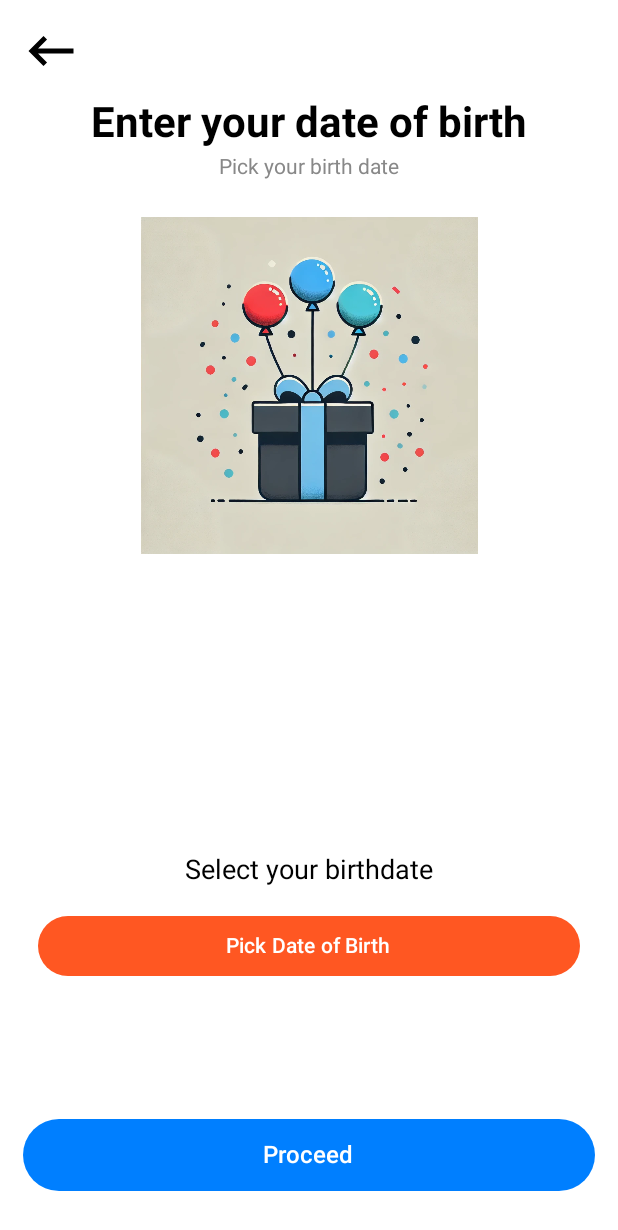
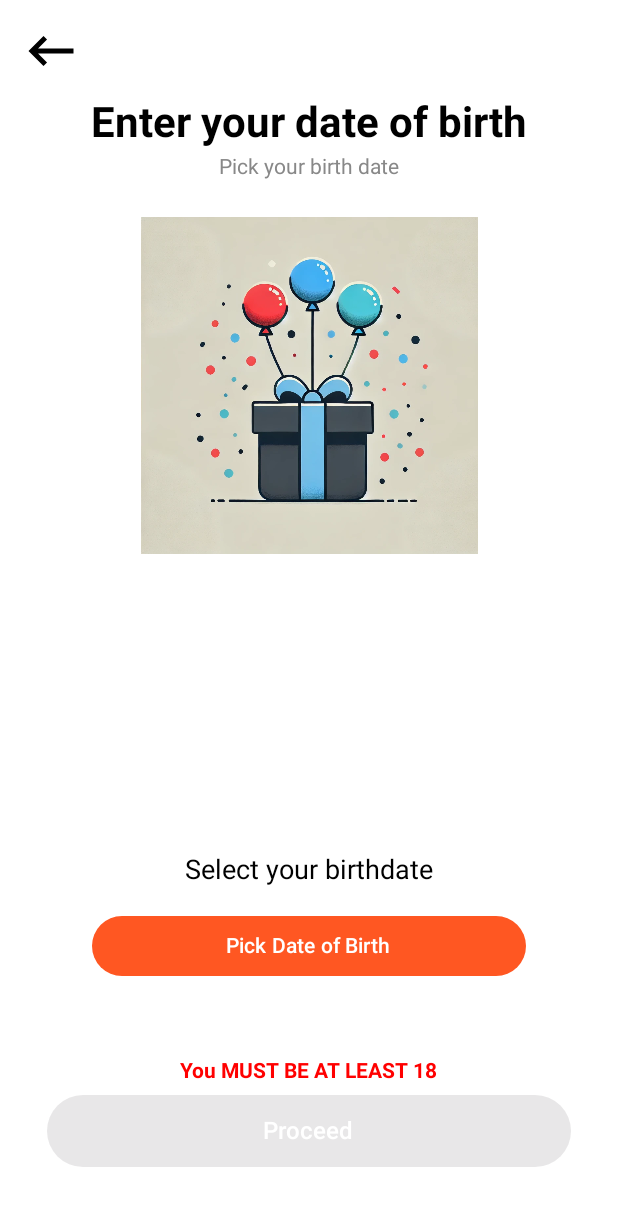
Before and after one commit to KrystianKubicaHub/UltimateChat, an Android app built with Jetpack Compose: the RegisterView screen opened through its navigation route, after a tap on "Skip", on a phone screen of 412 x 824 dp. Shown: the top 1230 px of the screen. Run offline under Robolectric (Android 15) with nearby library versions, the phone set to English and light mode, and no system bars; our stand-ins replace Firebase (no records; nobody signed in at launch, a user with empty details on screens opened directly); 9 statements that could not run were skipped; 1 other tap on this screen came first.

Commit message:
tworzenie kont urzytkownika

```diff
--- a/app/build.gradle.kts
+++ b/app/build.gradle.kts
@@ -64,6 +64,7 @@ dependencies {
     implementation("com.google.firebase:firebase-database:21.0.0")
     implementation("androidx.navigation:navigation-compose:2.8.2")
     implementation("com.google.firebase:firebase-auth-ktx:23.0.0")
+    implementation("com.google.firebase:firebase-storage-ktx:21.0.1")
     testImplementation("junit:junit:4.13.2")
     androidTestImplementation("androidx.test.ext:junit:1.1.5")
     androidTestImplementation("androidx.test.espresso:espresso-core:3.5.1")
--- a/app/src/main/java/project/ultimatechat/Composables/LoginAndRegistration/ContinueButton.kt
+++ b/app/src/main/java/project/ultimatechat/Composables/LoginAndRegistration/ContinueButton.kt
@@ -1,5 +1,6 @@
 package project.ultimatechat.Composables.LoginAndRegistration
 
+import androidx.compose.foundation.layout.Column
 import androidx.compose.foundation.layout.fillMaxWidth
 import androidx.compose.foundation.layout.height
 import androidx.compose.foundation.layout.padding
@@ -8,8 +9,11 @@ import androidx.compose.material3.ButtonDefaults
 import androidx.compose.material3.Text
 import androidx.compose.runtime.Composable
 import androidx.compose.runtime.MutableIntState
+import androidx.compose.runtime.MutableState
+import androidx.compose.ui.Alignment
 import androidx.compose.ui.Modifier
 import androidx.compose.ui.graphics.Color
+import androidx.compose.ui.text.font.FontWeight
 import androidx.compose.ui.unit.dp
 import androidx.compose.ui.unit.sp
 
@@ -26,3 +30,35 @@ fun ContinueButton(VIEW_OPTION: MutableIntState){
         Text("Proceed", color = Color.White, fontSize = 16.sp)
     }
 }
+@Composable
+fun DisabledContinueButton(errorMessage: MutableState<String>) {
+
+    Column(
+        modifier = Modifier
+            .fillMaxWidth()
+            .padding(16.dp),
+        horizontalAlignment = Alignment.CenterHorizontally
+    ) {
+        if (errorMessage.value.isNotEmpty()) {
+            Text(
+                text = errorMessage.value,
+                color = Color.Red,
+                fontSize = 14.sp,
+                fontWeight = FontWeight.Bold,
+                modifier = Modifier.padding(bottom = 8.dp)
+            )
+        }
+
+        Button(
+            onClick = {},
+            modifier = Modifier
+                .fillMaxWidth()
+                .height(48.dp)
+                .padding(horizontal = 15.dp),
+            colors = ButtonDefaults.buttonColors(containerColor = Color(0xFF6F6F6F)),
+            enabled = false
+        ) {
+            Text("Proceed", color = Color.White, fontSize = 16.sp)
+        }
+    }
+}
--- a/app/src/main/java/project/ultimatechat/Composables/LoginAndRegistration/DateOfBirth.kt
+++ b/app/src/main/java/project/ultimatechat/Composables/LoginAndRegistration/DateOfBirth.kt
@@ -1,8 +1,6 @@
 import android.app.DatePickerDialog
-import androidx.compose.foundation.Image
 import androidx.compose.foundation.background
 import androidx.compose.foundation.layout.*
-import androidx.compose.foundation.shape.CircleShape
 import androidx.compose.material3.Button
 import androidx.compose.material3.ButtonDefaults
 import androidx.compose.material3.Text
@@ -10,33 +8,32 @@ import androidx.compose.runtime.*
 import androidx.compose.ui.Alignment
 import androidx.compose.ui.Modifier
 import androidx.compose.ui.graphics.Color
-import androidx.compose.ui.layout.ContentScale
 import androidx.compose.ui.platform.LocalContext
-import androidx.compose.ui.res.painterResource
 import androidx.compose.ui.unit.dp
 import androidx.compose.ui.unit.sp
-import androidx.navigation.NavHostController
-import project.ultimatechat.Composables.LoginAndRegistration.ContinueButton
-import project.ultimatechat.R
 import java.util.*
 
 @Composable
-fun DateOfBirth() {
+fun DateOfBirth(selectedDateOfBirth: MutableState<Calendar>) {
 
     var selectedDate by remember { mutableStateOf("Select your birthdate") }
     val context = LocalContext.current
 
-    val calendar = Calendar.getInstance()
-    val year = calendar.get(Calendar.YEAR)
-    val month = calendar.get(Calendar.MONTH)
-    val day = calendar.get(Calendar.DAY_OF_MONTH)
+    val year = selectedDateOfBirth.value.get(Calendar.YEAR)
+    val month = selectedDateOfBirth.value.get(Calendar.MONTH)
+    val day = selectedDateOfBirth.value.get(Calendar.DAY_OF_MONTH)
 
     val datePickerDialog = DatePickerDialog(
         context,
         { _, selectedYear, selectedMonth, selectedDay ->
-            selectedDate = "$selectedDay/${selectedMonth + 1}/$selectedYear"
+            selectedDate = String.format("%02d/%02d/%d", selectedDay, selectedMonth + 1, selectedYear)
+            // Create a new Calendar instance and update selectedDateOfBirth
+            selectedDateOfBirth.value = Calendar.getInstance().apply {
+                set(selectedYear, selectedMonth, selectedDay)
+            }
         }, year, month, day
     )
+
 
     Column(
         modifier = Modifier
@@ -45,14 +42,15 @@ fun DateOfBirth() {
         horizontalAlignment = Alignment.CenterHorizontally,
         verticalArrangement = Arrangement.Center
     ) {
-
         Text(text = selectedDate, fontSize = 18.sp)
 
         Spacer(modifier = Modifier.height(16.dp))
 
-        Button(onClick = { datePickerDialog.show() },
+        Button(
+            onClick = { datePickerDialog.show() },
             colors = ButtonDefaults.buttonColors(containerColor = Color(0xFFFF5722)),
-            modifier = Modifier.fillMaxWidth()
+            modifier = Modifier
+                .fillMaxWidth(0.8f)
         ) {
             Text(text = "Pick Date of Birth")
         }
--- a/app/src/main/java/project/ultimatechat/Composables/LoginAndRegistration/EnterNickName.kt
+++ b/app/src/main/java/project/ultimatechat/Composables/LoginAndRegistration/EnterNickName.kt
@@ -8,15 +8,12 @@ import androidx.compose.foundation.layout.Spacer
 import androidx.compose.foundation.layout.fillMaxSize
 import androidx.compose.foundation.layout.fillMaxWidth
 import androidx.compose.foundation.layout.height
-import androidx.compose.foundation.layout.padding
-import androidx.compose.material3.Button
-import androidx.compose.material3.ButtonDefaults
 import androidx.compose.material3.ExperimentalMaterial3Api
 import androidx.compose.material3.OutlinedTextField
 import androidx.compose.material3.Text
 import androidx.compose.material3.TextFieldDefaults
 import androidx.compose.runtime.Composable
-import androidx.compose.runtime.MutableIntState
+import androidx.compose.runtime.MutableState
 import androidx.compose.runtime.mutableStateOf
 import androidx.compose.runtime.remember
 import androidx.compose.ui.Alignment
@@ -27,12 +24,10 @@ import androidx.compose.ui.input.pointer.pointerInput
 import androidx.compose.ui.platform.LocalSoftwareKeyboardController
 import androidx.compose.ui.unit.dp
 import androidx.compose.ui.unit.sp
-import androidx.navigation.NavHostController
 
 @OptIn(ExperimentalMaterial3Api::class, ExperimentalComposeUiApi::class)
 @Composable
-fun EnterNickName() {
-    val nickname = remember { mutableStateOf("") }
+fun EnterNickName(typedUsername: MutableState<String>) {
     val nicknameError = remember { mutableStateOf("") }
     val keyboardController = LocalSoftwareKeyboardController.current
 
@@ -51,9 +46,9 @@ fun EnterNickName() {
 
 
         OutlinedTextField(
-            value = nickname.value,
+            value = typedUsername.value,
             onValueChange = {
-                nickname.value = it
+                typedUsername.value = it
                 nicknameError.value = if (it.length < 3) "Nickname is too short" else ""
             },
             label = { Text("Nickname") },
--- a/app/src/main/java/project/ultimatechat/Composables/LoginAndRegistration/RegisterView.kt
+++ b/app/src/main/java/project/ultimatechat/Composables/LoginAndRegistration/RegisterView.kt
@@ -40,6 +40,7 @@ import androidx.compose.ui.unit.sp
 import androidx.navigation.NavHostController
 import project.ultimatechat.AuthServices
 import project.ultimatechat.R
+import java.util.Calendar
 
 @Composable
 fun RegisterView(navController: NavHostController) {
@@ -48,9 +49,19 @@ fun RegisterView(navController: NavHostController) {
     val TITLE = remember {mutableStateOf("Enter your nickname")}
     val SUBTITLE = remember { mutableStateOf("Nickname might be your name and last name, but i doesn't have to") }
     val IMAGE = remember { mutableIntStateOf(R.drawable.enter_nick_name) }
-    val SELECTED_IMAGE = remember{ mutableStateOf("") }
     val selectedImageBitmap = remember { mutableStateOf<Bitmap?>(null) }
     val context = LocalContext.current
+
+
+    val typedNickname = remember{mutableStateOf("")}
+    val selectedDateOfBirth = remember {mutableStateOf(Calendar.getInstance())}
+    val userHasSelectedEmail = remember {mutableStateOf(false)}
+    val typedEmail = remember {mutableStateOf("")}
+    val typedPhoneNumber = remember {mutableStateOf("")}
+    val typedPassword = remember {mutableStateOf("")}
+
+
+
     Box(
         modifier = Modifier
             .fillMaxSize()
@@ -75,7 +86,8 @@ fun RegisterView(navController: NavHostController) {
         }
         Column(
             modifier = Modifier
-                .fillMaxWidth().padding(horizontal = 35.dp),
+                .fillMaxWidth()
+                .padding(horizontal = 35.dp),
             verticalArrangement = Arrangement.Top,
             horizontalAlignment = Alignment.CenterHorizontally
         ) {
@@ -96,7 +108,8 @@ fun RegisterView(navController: NavHostController) {
                     .padding(top = 5.dp)
             )
             val imageModifier = Modifier
-                .size(250.dp).padding(top = 25.dp)
+                .size(250.dp)
+                .padding(top = 25.dp)
             if ((selectedImageBitmap.value != null) && VIEW_OPTION.intValue == 2){
                 Image(
                     bitmap = selectedImageBitmap.value!!.asImageBitmap(),
@@ -111,13 +124,12 @@ fun RegisterView(navController: NavHostController) {
                 )
             }
         }
-
         Box(modifier = Modifier
             .align(Alignment.TopStart)
             .padding(top = 400.dp, start = 25.dp, end = 25.dp)){
-            when(VIEW_OPTION.intValue) {
+            when(VIEW_OPTION.intValue){
                 1 -> {
-                    EnterNickName()
+                    EnterNickName(typedNickname)
                     TITLE.value = "Enter your username"
                     SUBTITLE.value = "Choose a unique username"
                     IMAGE.intValue = R.drawable.enter_nick_name
@@ -129,34 +141,47 @@ fun RegisterView(navController: NavHostController) {
                     IMAGE.intValue = R.drawable.add_photo
                 }
                 3 -> {
-                    DateOfBirth()
+                    DateOfBirth(selectedDateOfBirth)
                     TITLE.value = "Enter your date of birth"
                     SUBTITLE.value = "Pick your birth date"
                     IMAGE.intValue = R.drawable.birthday
                 }
                 4 -> {
-                    EnterEmailOrPhoneNumber()
+                    EnterEmailOrPhoneNumber(userHasSelectedEmail, typedEmail, typedPhoneNumber)
                     TITLE.value = "Enter your email address or phone number"
                     SUBTITLE.value = "This will be used for verification"
                     IMAGE.intValue = R.drawable.enter_nick_name
                 }
                 5 -> {
-                    EnterPassword()
+                    EnterPassword(typedPassword)
                     TITLE.value = "Enter your password"
                     SUBTITLE.value = "Create a strong password"
                     IMAGE.intValue = R.drawable.enter_nick_name
                 }
                 6 -> {
-                    AuthServices.createUserWithEmail("krykubi@wp.pl","12345678") { bb, it ->
-                        if(!bb){
-                            Toast.makeText(context, it.toString(), Toast.LENGTH_LONG).show()
-                        }else{
-                            Toast.makeText(context, "Udało siem", Toast.LENGTH_LONG).show()
-                            navController.navigate("mainScreen")
+                    if(userHasSelectedEmail.value){
+                        AuthServices.createUserWithEmail(typedEmail.value, typedPassword.value) { bb, it ->
+                            if(!bb){
+                                Toast.makeText(context, it.toString(), Toast.LENGTH_LONG).show()
+                            }else{
+                                AuthServices.updateUserName(typedNickname.value) {
+                                    AuthServices.initializeUserInDB(
+                                        context, typedNickname.value
+                                    )
+                                }
 
+
+                                if(selectedImageBitmap.value != null){
+                                    AuthServices.updateUserPicture(selectedImageBitmap.value!!,
+                                        {
+                                            Toast.makeText(context, "Udało siem", Toast.LENGTH_LONG).show()
+                                            navController.navigate("mainScreen")
+                                        },
+                                        {e -> Toast.makeText(context, e.toString(), Toast.LENGTH_LONG).show()})
+                                }
+                            }
                         }
                     }
-
                 }
             }
         }
@@ -166,7 +191,7 @@ fun RegisterView(navController: NavHostController) {
           .fillMaxWidth()
           .align(Alignment.BottomCenter)
           .padding(bottom = 30.dp)){
-          if(VIEW_OPTION.intValue == 2) {
+          if(VIEW_OPTION.intValue == 2){
               OutlinedButton(
                   onClick = {VIEW_OPTION.intValue++},
                   modifier = Modifier
@@ -179,11 +204,32 @@ fun RegisterView(navController: NavHostController) {
               }
               Spacer(modifier = Modifier.height(16.dp))
           }
-          ContinueButton(VIEW_OPTION = VIEW_OPTION)
+          if(VIEW_OPTION.intValue != 3){
+              ContinueButton(VIEW_OPTION = VIEW_OPTION)
+          }else{
+              if(isUserAtLeast18YearsOld(selectedDateOfBirth.value)) {
+                  ContinueButton(VIEW_OPTION = VIEW_OPTION)
+              } else {
+                  val errorMessage = remember { mutableStateOf("You MUST BE AT LEAST 18") }
+                  DisabledContinueButton(errorMessage)
+              }
+          }
+
+
       }
     }
+
+
 }
 
-fun createUsersAccountWithEmailOrPhoneNumber() {
 
+
+fun isUserAtLeast18YearsOld(selectedDateOfBirth: Calendar): Boolean {
+    val calendar = Calendar.getInstance().apply {
+        add(Calendar.YEAR, -18)
+    }
+    val minimumAllowedDate = calendar.timeInMillis
+
+
+    return selectedDateOfBirth.timeInMillis <= minimumAllowedDate
 }
```
Also changed, not shown: app/src/main/java/project/ultimatechat/AuthServices.kt (+80 -1 lines), app/src/main/java/project/ultimatechat/Composables/LoginAndRegistration/EnterEmailOrPhoneNumber.kt (+32 -24 lines), app/src/main/java/project/ultimatechat/Composables/LoginAndRegistration/EnterPassword.kt (+4 -8 lines), app/src/main/java/project/ultimatechat/Composables/LoginAndRegistration/WelcomeView.kt (+22 -4 lines), app/src/main/res/drawable/facebook.xml (added, +12 -0 lines), app/src/main/res/drawable/google.xml (added, +19 -0 lines), app/src/main/res/drawable/twitter.xml (added, +9 -0 lines).
